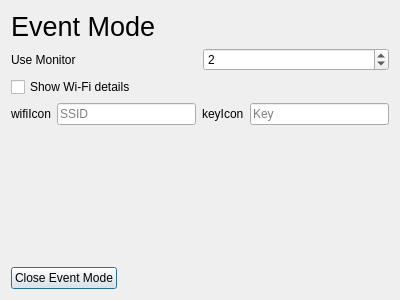
Before: the Qt Designer form event/eventmodesettings.ui in theCheeseboard/thephoto, drawn with Qt 5.
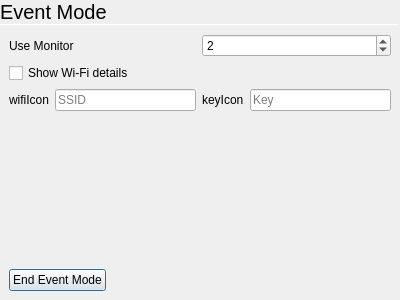
After: the same form once the commit is applied. Icons and pictures are not drawn.

Commit message: Blur background of photo in event mode

Diff of the .ui file:
```diff
--- a/event/eventmodesettings.ui
+++ b/event/eventmodesettings.ui
@@ -14,67 +14,108 @@
    <string>Event Mode</string>
   </property>
   <layout class="QVBoxLayout" name="verticalLayout">
+   <property name="spacing">
+    <number>0</number>
+   </property>
+   <property name="leftMargin">
+    <number>0</number>
+   </property>
+   <property name="topMargin">
+    <number>0</number>
+   </property>
+   <property name="rightMargin">
+    <number>0</number>
+   </property>
+   <property name="bottomMargin">
+    <number>0</number>
+   </property>
    <item>
     <widget class="QLabel" name="label">
      <property name="font">
       <font>
-       <pointsize>20</pointsize>
+       <pointsize>15</pointsize>
       </font>
      </property>
      <property name="text">
       <string>Event Mode</string>
      </property>
+     <property name="margin">
+      <number>9</number>
+     </property>
     </widget>
    </item>
    <item>
-    <layout class="QGridLayout" name="gridLayout">
-     <item row="1" column="0" colspan="2">
-      <widget class="QCheckBox" name="showWifiDetails">
-       <property name="text">
-        <string>Show Wi-Fi details</string>
-       </property>
-      </widget>
-     </item>
-     <item row="2" column="0" colspan="2">
-      <layout class="QHBoxLayout" name="horizontalLayout_2">
+    <widget class="Line" name="line">
+     <property name="maximumSize">
+      <size>
+       <width>16777215</width>
+       <height>1</height>
+      </size>
+     </property>
+     <property name="orientation">
+      <enum>Qt::Horizontal</enum>
+     </property>
+    </widget>
+   </item>
        <item>
+    <widget class="QStackedWidget" name="mainStack">
+     <widget class="QWidget" name="page">
+      <layout class="QGridLayout" name="gridLayout_2">
+       <item row="2" column="0">
         <widget class="QLabel" name="wifiIcon">
+         <property name="sizePolicy">
+          <sizepolicy hsizetype="Preferred" vsizetype="Preferred">
+           <horstretch>0</horstretch>
+           <verstretch>0</verstretch>
+          </sizepolicy>
+         </property>
          <property name="text">
           <string notr="true">wifiIcon</string>
          </property>
         </widget>
        </item>
-       <item>
+       <item row="2" column="3">
+        <widget class="QLineEdit" name="key">
+         <property name="placeholderText">
+          <string>Key</string>
+         </property>
+        </widget>
+       </item>
+       <item row="2" column="1">
         <widget class="QLineEdit" name="ssid">
          <property name="placeholderText">
           <string>SSID</string>
          </property>
         </widget>
        </item>
-       <item>
+       <item row="2" column="2">
         <widget class="QLabel" name="keyIcon">
          <property name="text">
           <string notr="true">keyIcon</string>
          </property>
         </widget>
        </item>
-       <item>
-        <widget class="QLineEdit" name="key">
-         <property name="placeholderText">
-          <string>Key</string>
+       <item row="3" column="0">
+        <spacer name="verticalSpacer">
+         <property name="orientation">
+          <enum>Qt::Vertical</enum>
          </property>
-        </widget>
+         <property name="sizeHint" stdset="0">
+          <size>
+           <width>20</width>
+           <height>40</height>
+          </size>
+         </property>
+        </spacer>
        </item>
-      </layout>
-     </item>
-     <item row="0" column="0">
-      <widget class="QLabel" name="label_2">
+       <item row="1" column="0" colspan="4">
+        <widget class="QCheckBox" name="showWifiDetails">
        <property name="text">
-        <string>Use Monitor</string>
+          <string>Show Wi-Fi details</string>
        </property>
       </widget>
      </item>
-     <item row="0" column="1">
+       <item row="0" column="2" colspan="2">
       <widget class="QSpinBox" name="monitorNumber">
        <property name="minimum">
         <number>1</number>
@@ -84,27 +125,36 @@
        </property>
       </widget>
      </item>
-    </layout>
+       <item row="0" column="0" colspan="2">
+        <widget class="QLabel" name="label_2">
+         <property name="text">
+          <string>Use Monitor</string>
+         </property>
+        </widget>
+       </item>
+      </layout>
+     </widget>
+     <widget class="QWidget" name="page_2"/>
+    </widget>
    </item>
    <item>
-    <spacer name="verticalSpacer">
-     <property name="orientation">
-      <enum>Qt::Vertical</enum>
-     </property>
-     <property name="sizeHint" stdset="0">
-      <size>
-       <width>20</width>
-       <height>40</height>
-      </size>
-     </property>
-    </spacer>
+    <layout class="QGridLayout" name="gridLayout"/>
    </item>
    <item>
     <layout class="QHBoxLayout" name="horizontalLayout">
+     <property name="leftMargin">
+      <number>9</number>
+     </property>
+     <property name="rightMargin">
+      <number>9</number>
+     </property>
+     <property name="bottomMargin">
+      <number>9</number>
+     </property>
      <item>
       <widget class="QPushButton" name="closeEventModeButton">
        <property name="text">
-        <string>Close Event Mode</string>
+        <string>End Event Mode</string>
        </property>
        <property name="icon">
         <iconset theme="dialog-close">
```
Left out of the diff: 8 changed lines with no effect on the pictures. Lines whose indentation alone changed are shown as unchanged. The commit also changes 30 other files.
